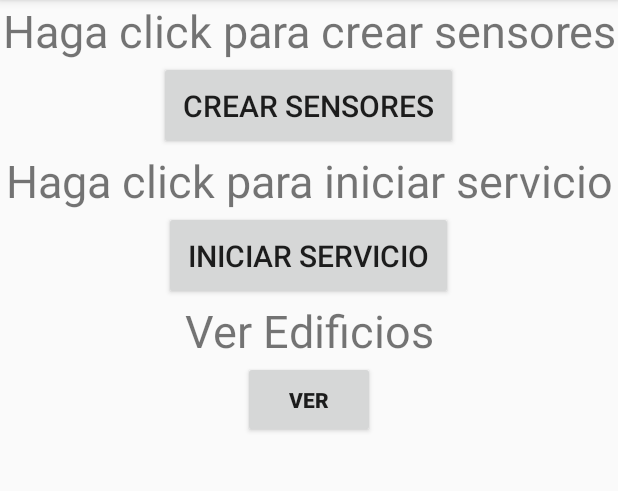
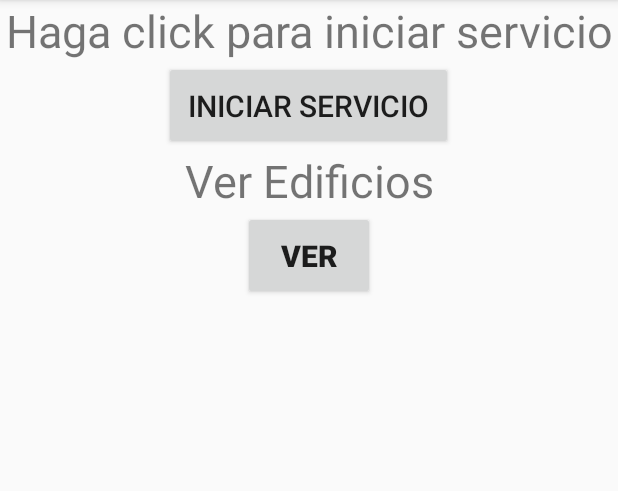
Before and after one commit to lucasag97/AndroidDomotica, an Android app: the MainActivity screen opened directly, with no data from a screen before it, on a phone screen of 412 x 824 dp, the part 84-575 px from its top. Run offline under Robolectric (Android 15) with nearby library versions, the phone set to English and light mode, and no system bars.

Commit message:
cambios en la base, arregle algunas cosas que estaban mal

```diff
--- a/app/src/main/res/layout/activity_main.xml
+++ b/app/src/main/res/layout/activity_main.xml
@@ -6,22 +6,6 @@
     android:layout_height="match_parent"
     tools:context=".MainActivity"
     android:orientation="vertical">
-
-    <TextView
-        android:layout_width="match_parent"
-        android:layout_height="wrap_content"
-        android:text="Haga click para crear sensores"
-        android:textSize="30dp"
-        android:gravity="center_horizontal"/>
-
-    <Button
-        android:id="@+id/btn_sensores"
-        android:layout_width="wrap_content"
-        android:layout_height="wrap_content"
-        android:text="Crear Sensores"
-        android:padding="16dp"
-        android:textSize="20dp"
-        android:layout_gravity="center_horizontal"/>
 
     <TextView
         android:layout_width="match_parent"
@@ -49,6 +33,7 @@
         android:layout_width="wrap_content"
         android:layout_height="wrap_content"
         android:text="Ver"
+        android:textSize="20dp"
         android:layout_gravity="center_horizontal"
         android:padding="16dp"
         android:textStyle="bold"/>
--- a/build.gradle
+++ b/build.gradle
@@ -7,7 +7,7 @@ buildscript {
 
     }
     dependencies {
-        classpath 'com.android.tools.build:gradle:3.3.2'
+        classpath 'com.android.tools.build:gradle:3.4.1'
 
         // NOTE: Do not place your application dependencies here; they belong
         // in the individual module build.gradle files
```
Also changed, not shown: app/src/main/AndroidManifest.xml (+6 -6 lines), app/src/main/java/com/example/tpdomotica/ConexionSQLite.java (+40 -0 lines), app/src/main/java/com/example/tpdomotica/EdificioActivity.java (+9 -0 lines), app/src/main/java/com/example/tpdomotica/LoginActivity.java (+3 -13 lines), app/src/main/java/com/example/tpdomotica/MainActivity.java (+7 -35 lines), app/src/main/java/com/example/tpdomotica/Servicio.java (+8 -3 lines), app/src/main/java/com/example/tpdomotica/Utilidades.java (+10 -1 lines), gradle/wrapper/gradle-wrapper.properties.
